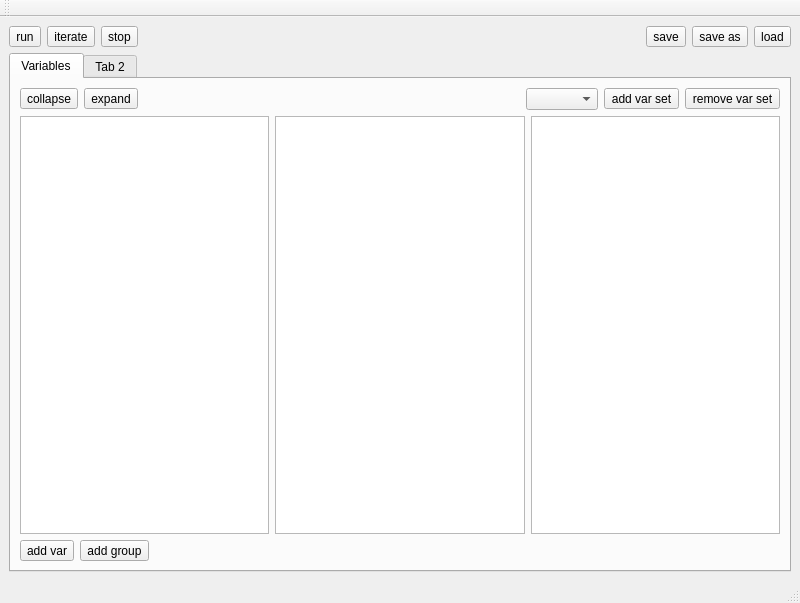
The window that control-system.ui (AlbertHdz4/qplayer) describes before a commit, drawn with Qt 5.
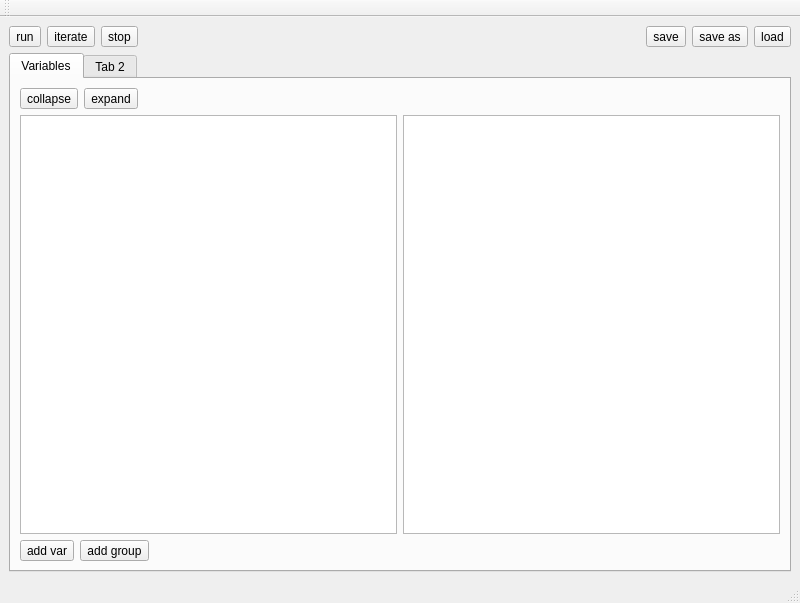
The same window after the commit.

Commit message: Added context menu to static variables and removed custom variables model in favor of using a QStandardItemModel.

Patch:
```diff
--- a/control-system.ui
+++ b/control-system.ui
@@ -113,23 +113,6 @@
             </property>
            </spacer>
           </item>
-          <item>
-           <widget class="QComboBox" name="comboBox"/>
-          </item>
-          <item>
-           <widget class="QToolButton" name="toolButton_2">
-            <property name="text">
-             <string>add var set</string>
-            </property>
-           </widget>
-          </item>
-          <item>
-           <widget class="QToolButton" name="toolButton_3">
-            <property name="text">
-             <string>remove var set</string>
-            </property>
-           </widget>
-          </item>
          </layout>
         </item>
         <item>
@@ -157,13 +140,17 @@
             <property name="wordWrap">
              <bool>true</bool>
             </property>
+            <attribute name="headerStretchLastSection">
+             <bool>true</bool>
+            </attribute>
            </widget>
           </item>
           <item>
-           <widget class="QTreeView" name="iteratorsView"/>
-          </item>
-          <item>
-           <widget class="QTreeView" name="fullView"/>
+           <widget class="QTreeView" name="iterator_variables_view">
+            <attribute name="headerStretchLastSection">
+             <bool>true</bool>
+            </attribute>
+           </widget>
           </item>
          </layout>
         </item>
```
Left out of the diff: 44 changed lines with no effect on the pictures. The commit also changes 2 other files.
